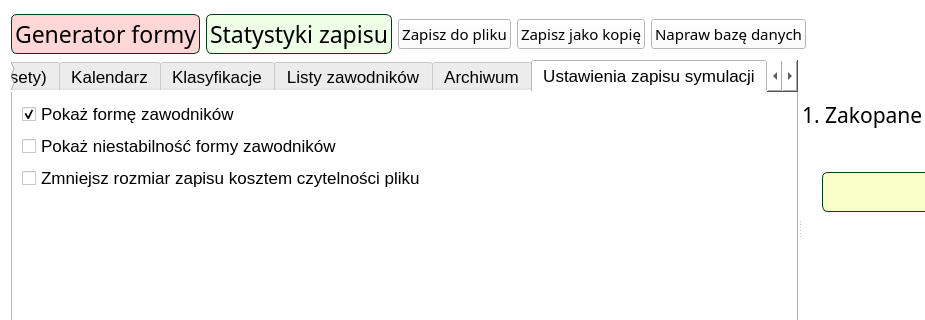
This is source/UI/Seasons/SimulationSaveManagerWindow.ui in KonradKrol/sj-sim as Qt 5 draws it before an edit; both pictures show x 0 to 925 and y 273 to 593 of the 1280 by 680 pixel window. The edited form follows.
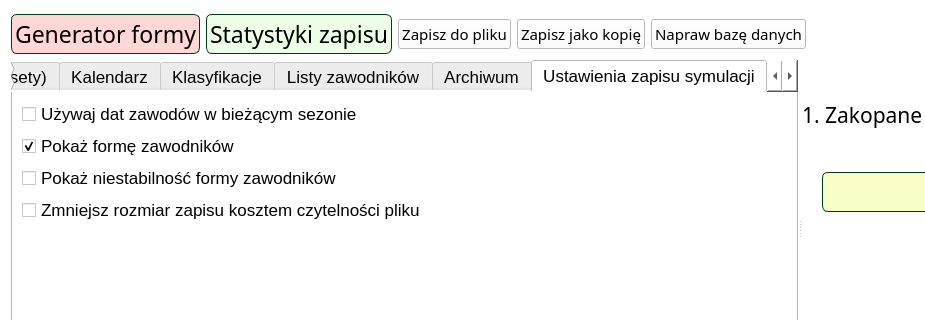
This is the edited form. The open tabs and pages were chosen to show the change.

Commit message: Add optional season dates, scheduling tools and calendar overview

What changed in the file:
```diff
--- a/source/UI/Seasons/SimulationSaveManagerWindow.ui
+++ b/source/UI/Seasons/SimulationSaveManagerWindow.ui
@@ -783,6 +783,12 @@
           <layout class="QVBoxLayout" name="verticalLayout_15">
            <item>
             <layout class="QVBoxLayout" name="verticalLayout_14">
+             <item>
+              <widget class="QCheckBox" name="checkBox_calendarDates">
+               <property name="text"><string>Używaj dat zawodów w bieżącym sezonie</string></property>
+               <property name="toolTip"><string>Daty można wyłączyć zawsze. Włączenie jest możliwe tylko przed rozpoczęciem sezonu. Wyłączenie zachowuje zaplanowane terminy.</string></property>
+              </widget>
+             </item>
              <item>
               <widget class="QCheckBox" name="checkBox_showForm">
                <property name="text">
```
The commit also changes 25 other files.
